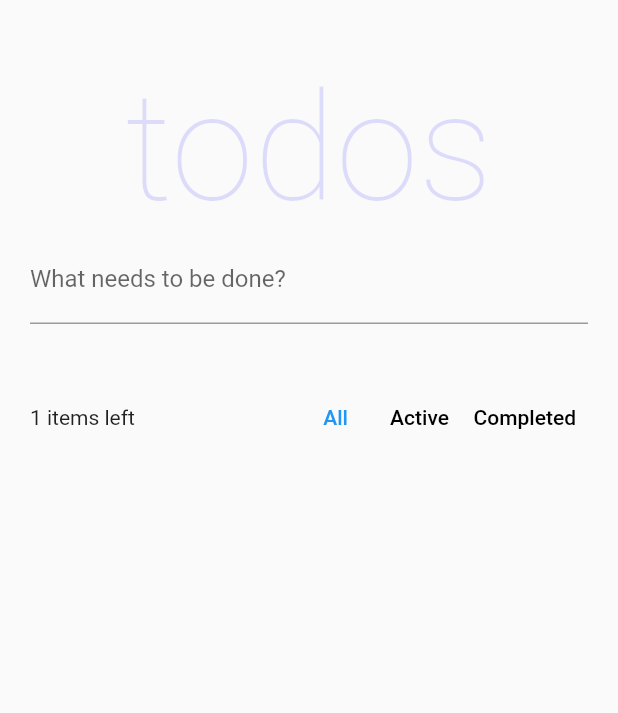
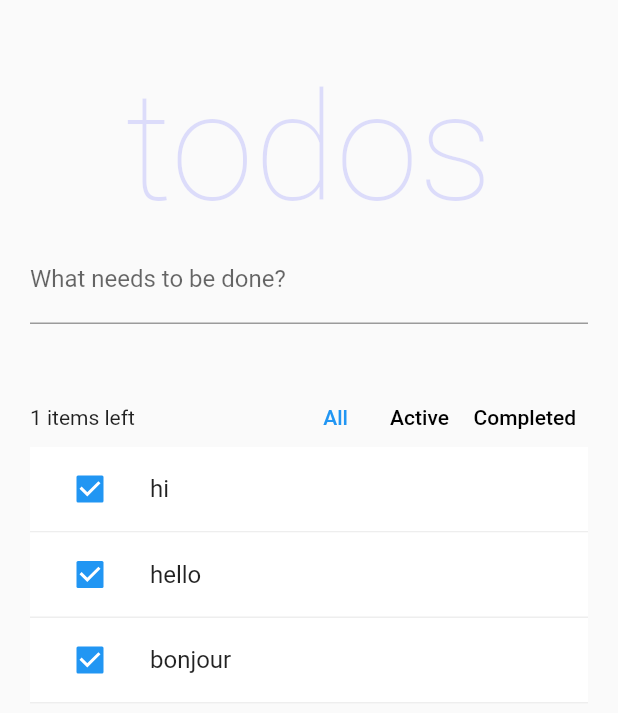
Before and after one commit to misaki-kawaguchi/todos_riverpod, a Flutter app: the screen it shows after launch, on a phone screen of 412 x 824 dp. Shown: the top 713 px of the screen. Run offline on Flutter 3.47's test engine with Material 2 defaults, Android fonts, the phone set to English and light mode, and no system bars; Roboto replaces fonts that are missing (Helvetica Neue).

Commit message:
TodoItemを追加

```diff
--- /dev/null
+++ b/lib/ui/components/todo_item.dart
@@ -0,0 +1,40 @@
+import 'package:flutter/material.dart';
+
+class TodoItem extends StatelessWidget {
+  const TodoItem({
+    Key? key,
+    required this.description,
+  }) : super(key: key);
+
+  final String description;
+
+  @override
+  Widget build(BuildContext context) {
+    final itemFocusNode = FocusNode();
+
+    return Material(
+      color: Colors.white,
+      child: Focus(
+        focusNode: itemFocusNode,
+        onFocusChange: (focused) {},
+        child: Container(
+          decoration: const BoxDecoration(
+            border: Border(
+              bottom: BorderSide(
+                color: Color(0xFFEEEEEE),
+              ),
+            ),
+          ),
+          child: ListTile(
+            onTap: () {},
+            leading: Checkbox(
+              value: true,
+              onChanged: (value) {},
+            ),
+            title: Text(description),
+          ),
+        ),
+      ),
+    );
+  }
+}
--- a/lib/ui/pages/home_page.dart
+++ b/lib/ui/pages/home_page.dart
@@ -1,4 +1,6 @@
 import 'package:flutter/material.dart';
+import 'package:todos_riverpod/models/todo.dart';
+import 'package:todos_riverpod/ui/components/todo_item.dart';
 import 'package:todos_riverpod/ui/components/todo_title.dart';
 import 'package:todos_riverpod/ui/components/toolbar.dart';
 
@@ -12,6 +14,12 @@ class HomePage extends StatefulWidget {
 class _HomePageState extends State<HomePage> {
   final addTodoKey = UniqueKey();
   final newTodoController = TextEditingController();
+  final todoList = [
+    const Todo(id: 'todo-0', description: 'hi'),
+    const Todo(id: 'todo-1', description: 'hello'),
+    const Todo(id: 'todo-2', description: 'bonjour'),
+  ];
+
   @override
   Widget build(BuildContext context) {
     return Scaffold(
@@ -27,12 +35,25 @@ class _HomePageState extends State<HomePage> {
               decoration: const InputDecoration(
                 labelText: 'What needs to be done?',
               ),
-              onSubmitted: (value){
+              onSubmitted: (value) {
                 newTodoController.clear();
               },
             ),
             const SizedBox(height: 42),
             const Toolbar(),
+            ListView.builder(
+              shrinkWrap: true,
+              itemCount: todoList.length,
+              itemBuilder: (context, index) {
+                return Dismissible(
+                  key: ValueKey(todoList[index].id),
+                  onDismissed: (_) {},
+                  child: TodoItem(
+                    description: todoList[index].description,
+                  ),
+                );
+              },
+            ),
           ],
         ),
       ),
```
